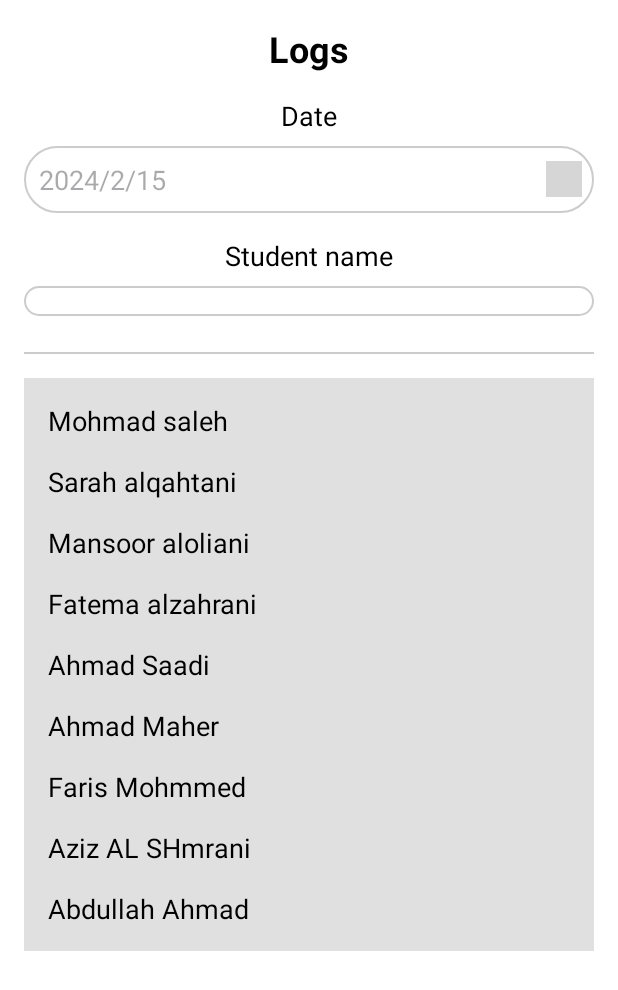
After one commit to thatGuyWhoCodes11/smart_attendance, an Android app: the layout log.xml on its own in the app's theme, with its tools: preview values and no code run, on a phone screen of 412 x 824 dp. The commit adds this screen. Shown: the top 990 px of the screen. Run offline under Robolectric (Android 15) with nearby library versions, the phone set to English and light mode, and no system bars; grey boxes are pictures that could not be loaded.

Commit message:
log and date picker

```diff
--- a/app/src/main/java/com/example/projectwork/MainActivity.java
+++ b/app/src/main/java/com/example/projectwork/MainActivity.java
@@ -1,7 +1,9 @@
 package com.example.projectwork;
 
 import androidx.appcompat.app.AppCompatActivity;
-
+import android.app.DatePickerDialog;
+import android.widget.EditText;
+import android.widget.ImageView;
 import android.content.Intent;
 import android.os.Bundle;
 import android.view.View;
--- /dev/null
+++ b/app/src/main/java/com/example/projectwork/dataPicker.java
@@ -0,0 +1,42 @@
+package com.example.projectwork;
+
+import android.app.DatePickerDialog;
+import android.os.Bundle;
+import android.widget.EditText;
+import android.widget.ImageView;
+
+import androidx.appcompat.app.AppCompatActivity;
+
+import java.util.Calendar;
+
+public class MainActivity extends AppCompatActivity {
+
+    private EditText datePicker;
+
+    @Override
+    protected void onCreate(Bundle savedInstanceState) {
+        super.onCreate(savedInstanceState);
+        setContentView(R.layout.activity_main);
+
+        datePicker = findViewById(R.id.date_picker);
+        ImageView calendarIcon = findViewById(R.id.ic_calendar);
+
+        calendarIcon.setOnClickListener(v -> showDatePickerDialog());
+        datePicker.setOnClickListener(v -> showDatePickerDialog());
+    }
+
+    private void showDatePickerDialog() {
+        Calendar calendar = Calendar.getInstance();
+        int year = calendar.get(Calendar.YEAR);
+        int month = calendar.get(Calendar.MONTH);
+        int day = calendar.get(Calendar.DAY_OF_MONTH);
+
+        DatePickerDialog datePickerDialog = new DatePickerDialog(this,
+                (view, year1, month1, dayOfMonth) -> {
+                    month1 += 1;
+                    String date = year1 + "/" + month1 + "/" + dayOfMonth;
+                    datePicker.setText(date);
+                }, year, month, day);
+        datePickerDialog.show();
+    }
+}
--- /dev/null
+++ b/app/src/main/res/layout/log.xml
@@ -0,0 +1,164 @@
+<?xml version="1.0" encoding="utf-8"?>
+<ScrollView xmlns:android="http://schemas.android.com/apk/res/android"
+    xmlns:tools="http://schemas.android.com/tools"
+    android:layout_width="match_parent"
+    android:layout_height="match_parent"
+    tools:context=".MainActivity"
+    android:background="#FFFFFF">
+
+    <LinearLayout
+        android:layout_width="match_parent"
+        android:layout_height="wrap_content"
+        android:orientation="vertical"
+        android:padding="16dp"
+        android:gravity="center_horizontal">
+
+        <!-- Title -->
+        <TextView
+            android:layout_width="wrap_content"
+            android:layout_height="wrap_content"
+            android:text="Logs"
+            android:textSize="24sp"
+            android:textColor="#000000"
+            android:layout_marginBottom="16dp"
+            android:textStyle="bold"
+            android:gravity="center"/>
+
+        <!-- Date Picker -->
+        <TextView
+            android:layout_width="wrap_content"
+            android:layout_height="wrap_content"
+            android:text="Date"
+            android:textSize="18sp"
+            android:textColor="#000000"
+            android:layout_marginBottom="8dp"/>
+
+        <RelativeLayout
+            android:layout_width="match_parent"
+            android:layout_height="wrap_content"
+            android:layout_marginBottom="16dp">
+
+            <EditText
+                android:id="@+id/date_picker"
+                android:layout_width="match_parent"
+                android:layout_height="wrap_content"
+                android:hint="2024/2/15"
+                android:padding="10dp"
+                android:background="@drawable/rounded_edit_text"
+                android:focusable="false"/>
+
+            <ImageView
+                android:layout_width="24dp"
+                android:layout_height="24dp"
+                android:src="@drawable/ic_calendar"
+                android:layout_alignParentEnd="true"
+                android:layout_centerVertical="true"
+                android:layout_marginEnd="8dp"/>
+        </RelativeLayout>
+
+        <!-- Student Name Dropdown -->
+        <TextView
+            android:layout_width="wrap_content"
+            android:layout_height="wrap_content"
+            android:text="Student name"
+            android:textSize="18sp"
+            android:textColor="#000000"
+            android:layout_marginBottom="8dp"/>
+
+        <Spinner
+            android:layout_width="match_parent"
+            android:layout_height="wrap_content"
+            android:padding="10dp"
+            android:background="@drawable/rounded_edit_text"
+            android:layout_marginBottom="24dp"/>
+
+        <!-- Divider -->
+        <View
+            android:layout_width="match_parent"
+            android:layout_height="1dp"
+            android:background="#CCCCCC"
+            android:layout_marginBottom="16dp"/>
+
+        <!-- Student Names List -->
+        <LinearLayout
+            android:layout_width="match_parent"
+            android:layout_height="wrap_content"
+            android:orientation="vertical"
+            android:background="#E0E0E0"
+            android:padding="8dp">
+
+            <TextView
+                android:layout_width="match_parent"
+                android:layout_height="wrap_content"
+                android:text="Mohmad saleh"
+                android:textSize="18sp"
+                android:textColor="#000000"
+                android:padding="8dp"/>
+
+            <TextView
+                android:layout_width="match_parent"
+                android:layout_height="wrap_content"
+                android:text="Sarah alqahtani"
+                android:textSize="18sp"
+                android:textColor="#000000"
+                android:padding="8dp"/>
+
+            <TextView
+                android:layout_width="match_parent"
+                android:layout_height="wrap_content"
+                android:text="Mansoor aloliani"
+                android:textSize="18sp"
+                android:textColor="#000000"
+                android:padding="8dp"/>
+
+            <TextView
+                android:layout_width="match_parent"
+                android:layout_height="wrap_content"
+                android:text="Fatema alzahrani"
+                android:textSize="18sp"
+                android:textColor="#000000"
+                android:padding="8dp"/>
+
+            <TextView
+                android:layout_width="match_parent"
+                android:layout_height="wrap_content"
+                android:text="Ahmad Saadi"
+                android:textSize="18sp"
+                android:textColor="#000000"
+                android:padding="8dp"/>
+
+            <TextView
+                android:layout_width="match_parent"
+                android:layout_height="wrap_content"
+                android:text="Ahmad Maher"
+                android:textSize="18sp"
+                android:textColor="#000000"
+                android:padding="8dp"/>
+
+            <TextView
+                android:layout_width="match_parent"
+                android:layout_height="wrap_content"
+                android:text="Faris Mohmmed"
+                android:textSize="18sp"
+                android:textColor="#000000"
+                android:padding="8dp"/>
+
+            <TextView
+                android:layout_width="match_parent"
+                android:layout_height="wrap_content"
+                android:text="Aziz AL SHmrani"
+                android:textSize="18sp"
+                android:textColor="#000000"
+                android:padding="8dp"/>
+
+            <TextView
+                android:layout_width="match_parent"
+                android:layout_height="wrap_content"
+                android:text="Abdullah Ahmad"
+                android:textSize="18sp"
+                android:textColor="#000000"
+                android:padding="8dp"/>
+        </LinearLayout>
+
+    </LinearLayout>
+</ScrollView>
```
Also changed, not shown: app/src/main/res/drawable/calndr.png (added).
